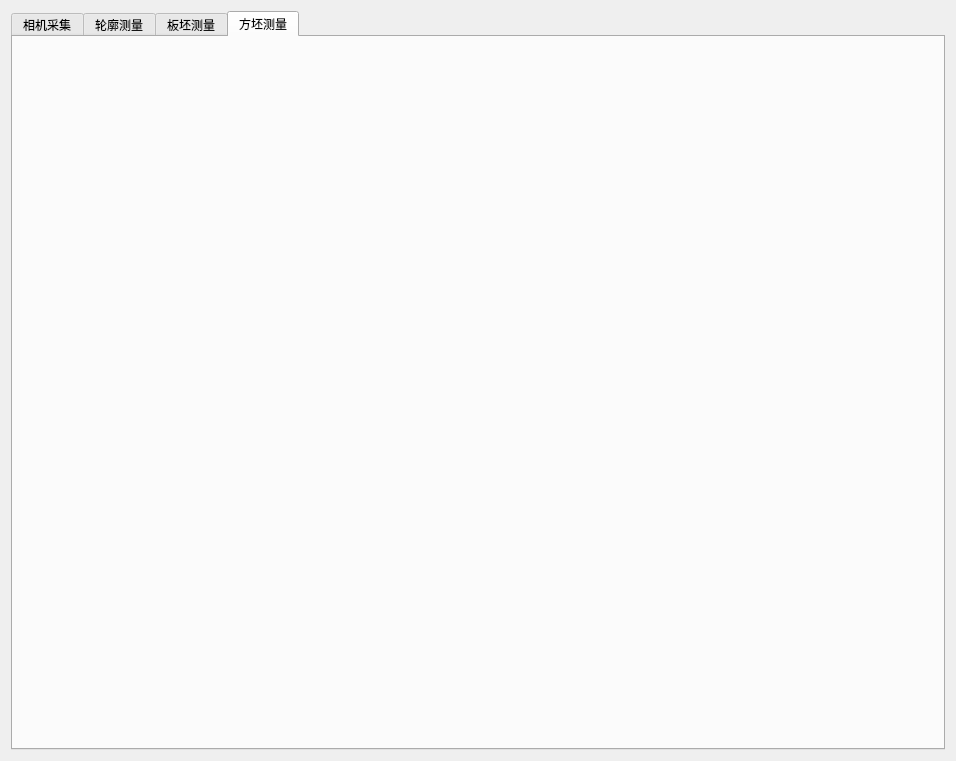
Before: the Qt Designer form BilletMeasurement/BilletMeasurement.ui in kliu1111/BilletMeasurement, drawn with Qt 5.
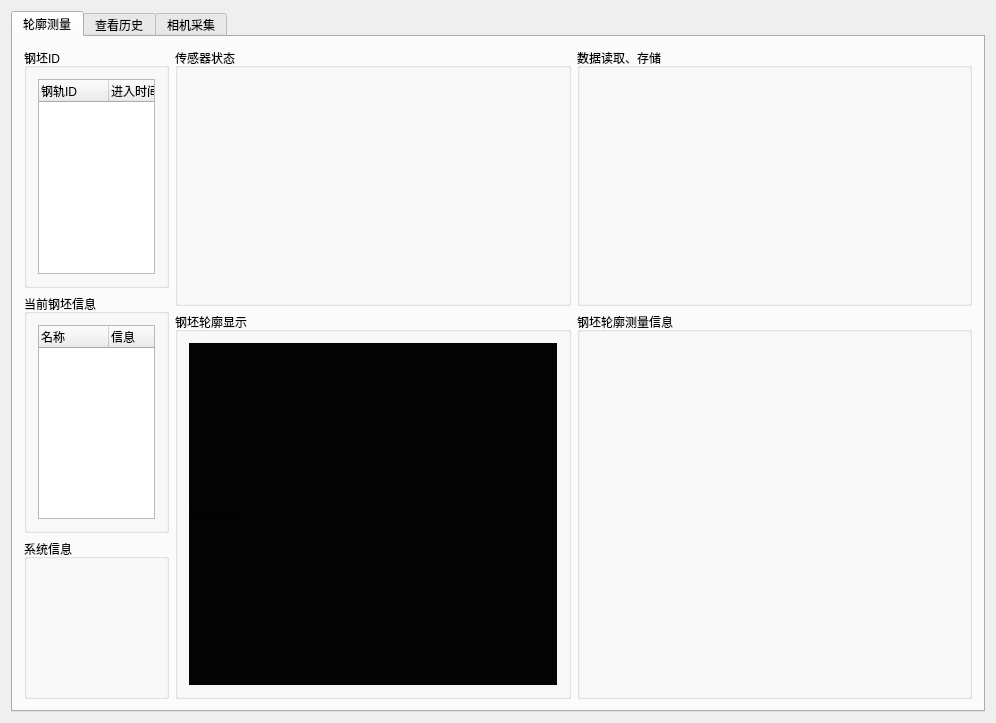
After: the same form once the commit is applied. The open tabs and pages were chosen to show the change. Icons and pictures are not drawn.

Diff of the .ui file:
```diff
--- a/BilletMeasurement/BilletMeasurement.ui
+++ b/BilletMeasurement/BilletMeasurement.ui
@@ -9,8 +9,8 @@
    <rect>
     <x>0</x>
     <y>0</y>
-    <width>956</width>
-    <height>761</height>
+    <width>996</width>
+    <height>723</height>
    </rect>
   </property>
   <property name="sizePolicy">
@@ -43,10 +43,179 @@
     </property>
     <item>
      <widget class="QTabWidget" name="tabWidget">
+      <property name="accessibleDescription">
+       <string/>
+      </property>
+      <property name="autoFillBackground">
+       <bool>false</bool>
+      </property>
       <property name="currentIndex">
        <number>0</number>
       </property>
-      <widget class="QWidget" name="tab_cam">
+      <widget class="QWidget" name="tab_2">
+       <property name="enabled">
+        <bool>true</bool>
+       </property>
+       <attribute name="title">
+        <string>轮廓测量</string>
+       </attribute>
+       <layout class="QGridLayout" name="gridLayout_3" rowstretch="2,3" columnstretch="2,11">
+        <item row="0" column="0" rowspan="2">
+         <layout class="QVBoxLayout" name="verticalLayout_2" stretch="3,3,2">
+          <item>
+           <widget class="QGroupBox" name="groupBox_4">
+            <property name="title">
+             <string>钢坯ID</string>
+            </property>
+            <layout class="QHBoxLayout" name="horizontalLayout_8">
+             <item>
+              <widget class="QTreeWidget" name="treeWidget_2">
+               <property name="horizontalScrollBarPolicy">
+                <enum>Qt::ScrollBarAlwaysOff</enum>
+               </property>
+               <attribute name="headerVisible">
+                <bool>true</bool>
+               </attribute>
+               <attribute name="headerDefaultSectionSize">
+                <number>50</number>
+               </attribute>
+               <attribute name="headerMinimumSectionSize">
+                <number>70</number>
+               </attribute>
+               <attribute name="headerStretchLastSection">
+                <bool>true</bool>
+               </attribute>
+               <column>
+                <property name="text">
+                 <string>钢轨ID</string>
+                </property>
+               </column>
+               <column>
+                <property name="text">
+                 <string>进入时间</string>
+                </property>
+               </column>
+              </widget>
+             </item>
+            </layout>
+           </widget>
+          </item>
+          <item>
+           <widget class="QGroupBox" name="groupBox_7">
+            <property name="title">
+             <string>当前钢坯信息</string>
+            </property>
+            <layout class="QHBoxLayout" name="horizontalLayout_9">
+             <item>
+              <widget class="QTreeWidget" name="treeWidget_5">
+               <property name="horizontalScrollBarPolicy">
+                <enum>Qt::ScrollBarAlwaysOff</enum>
+               </property>
+               <attribute name="headerVisible">
+                <bool>true</bool>
+               </attribute>
+               <attribute name="headerDefaultSectionSize">
+                <number>50</number>
+               </attribute>
+               <attribute name="headerMinimumSectionSize">
+                <number>70</number>
+               </attribute>
+               <attribute name="headerStretchLastSection">
+                <bool>true</bool>
+               </attribute>
+               <column>
+                <property name="text">
+                 <string>名称</string>
+                </property>
+               </column>
+               <column>
+                <property name="text">
+                 <string>信息</string>
+                </property>
+               </column>
+              </widget>
+             </item>
+            </layout>
+           </widget>
+          </item>
+          <item>
+           <widget class="QGroupBox" name="groupBox_3">
+            <property name="title">
+             <string>系统信息</string>
+            </property>
+           </widget>
+          </item>
+         </layout>
+        </item>
+        <item row="0" column="1">
+         <layout class="QHBoxLayout" name="horizontalLayout_6" stretch="1,1">
+          <item>
+           <layout class="QHBoxLayout" name="horizontalLayout_10">
+            <item>
+             <widget class="QGroupBox" name="groupBox_8">
+              <property name="title">
+               <string>传感器状态</string>
+              </property>
+             </widget>
+            </item>
+           </layout>
+          </item>
+          <item>
+           <widget class="QSplitter" name="splitter">
+            <property name="orientation">
+             <enum>Qt::Horizontal</enum>
+            </property>
+            <widget class="QGroupBox" name="groupBox_9">
+             <property name="title">
+              <string>数据读取、存储</string>
+             </property>
+            </widget>
+           </widget>
+          </item>
+         </layout>
+        </item>
+        <item row="1" column="1">
+         <layout class="QHBoxLayout" name="horizontalLayout_7">
+          <item>
+           <widget class="QGroupBox" name="groupBox">
+            <property name="title">
+             <string>钢坯轮廓显示</string>
+            </property>
+            <layout class="QVBoxLayout" name="verticalLayout">
+             <item>
+              <widget class="QLabel" name="label_5">
+               <property name="styleSheet">
+                <string notr="true">background-color: rgb(4, 4, 4);</string>
+               </property>
+               <property name="text">
+                <string>TextLabel</string>
+               </property>
+              </widget>
+             </item>
+            </layout>
+           </widget>
+          </item>
+          <item>
+           <widget class="QGroupBox" name="groupBox_2">
+            <property name="title">
+             <string>钢坯轮廓测量信息</string>
+            </property>
+           </widget>
+          </item>
+         </layout>
+        </item>
+       </layout>
+      </widget>
+      <widget class="QWidget" name="tab">
+       <property name="inputMethodHints">
+        <set>Qt::ImhNone</set>
+       </property>
+       <attribute name="title">
+        <string>查看历史</string>
+       </attribute>
+       <layout class="QHBoxLayout" name="horizontalLayout_5" stretch=""/>
+      </widget>
+      <widget class="QWidget" name="tabWidgetPage1">
        <attribute name="title">
         <string>相机采集</string>
        </attribute>
@@ -601,106 +770,6 @@
         </item>
        </layout>
       </widget>
-      <widget class="QWidget" name="tab_measure">
-       <attribute name="title">
-        <string>轮廓测量</string>
-       </attribute>
-       <layout class="QVBoxLayout" name="verticalLayout" stretch="1,10">
-        <item>
-         <layout class="QHBoxLayout" name="horizontalLayout_5">
-          <item>
-           <widget class="QLabel" name="label_17">
-            <property name="text">
-             <string>算法的运行状态，按钮等</string>
-            </property>
-           </widget>
-          </item>
-         </layout>
-        </item>
-        <item>
-         <layout class="QGridLayout" name="gridLayout_2" rowstretch="1,10,1,10">
-          <item row="0" column="0">
-           <widget class="QLabel" name="label_13">
-            <property name="text">
-             <string>实时恢复出的轮廓（pcl展示）并保存</string>
-            </property>
-           </widget>
-          </item>
-          <item row="3" column="0">
-           <widget class="QLabel" name="label_11">
-            <property name="styleSheet">
-             <string notr="true">background-color: rgb(3, 3, 3);</string>
-            </property>
-            <property name="text">
-             <string>TextLabel</string>
-            </property>
-           </widget>
-          </item>
-          <item row="1" column="1">
-           <widget class="QLabel" name="label_10">
-            <property name="styleSheet">
-             <string notr="true">background-color: rgb(3, 3, 3);</string>
-            </property>
-            <property name="text">
-             <string>TextLabel</string>
-            </property>
-           </widget>
-          </item>
-          <item row="0" column="1">
-           <widget class="QLabel" name="label_14">
-            <property name="text">
-             <string>实时计算出的轮廓尺寸</string>
-            </property>
-           </widget>
-          </item>
-          <item row="3" column="1">
-           <widget class="QLabel" name="label_12">
-            <property name="styleSheet">
-             <string notr="true">background-color: rgb(3, 3, 3);</string>
-            </property>
-            <property name="text">
-             <string>TextLabel</string>
-            </property>
-           </widget>
-          </item>
-          <item row="1" column="0">
-           <widget class="QLabel" name="label_9">
-            <property name="styleSheet">
-             <string notr="true">background-color: rgb(2, 2, 2);</string>
-            </property>
-            <property name="text">
-             <string>TextLabel</string>
-            </property>
-           </widget>
-          </item>
-          <item row="2" column="0">
-           <widget class="QLabel" name="label_15">
-            <property name="text">
-             <string>之前的轮廓的数据</string>
-            </property>
-           </widget>
-          </item>
-          <item row="2" column="1">
-           <widget class="QLabel" name="label_16">
-            <property name="text">
-             <string>TextLabel</string>
-            </property>
-           </widget>
-          </item>
-         </layout>
-        </item>
-       </layout>
-      </widget>
-      <widget class="QWidget" name="tab">
-       <attribute name="title">
-        <string>板坯测量</string>
-       </attribute>
-      </widget>
-      <widget class="QWidget" name="tab_2">
-       <attribute name="title">
-        <string>方坯测量</string>
-       </attribute>
-      </widget>
      </widget>
     </item>
    </layout>
```
Left out of the diff: 158 changed lines with no effect on the pictures.
